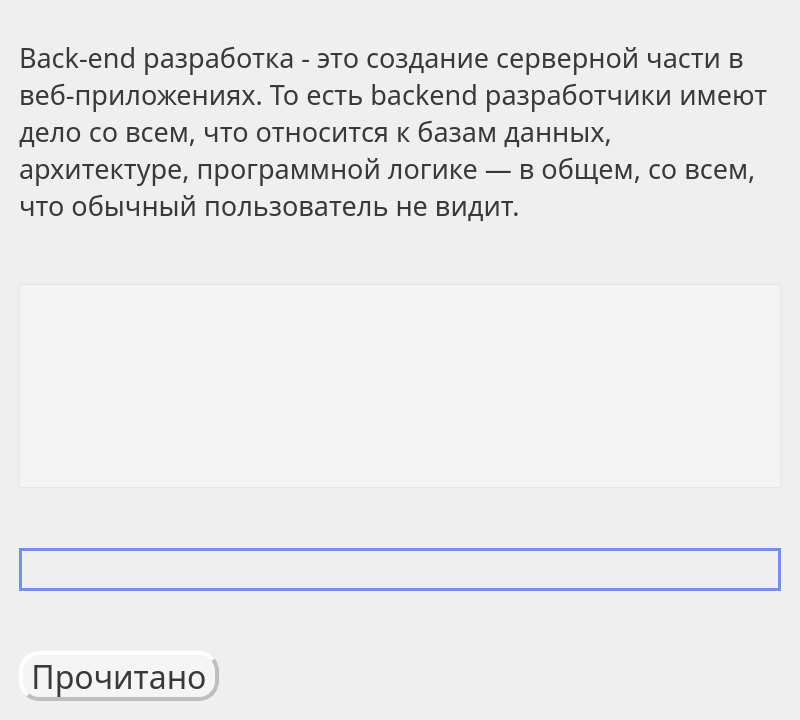
realeedd/techEng, file terms.ui: the form before one commit.
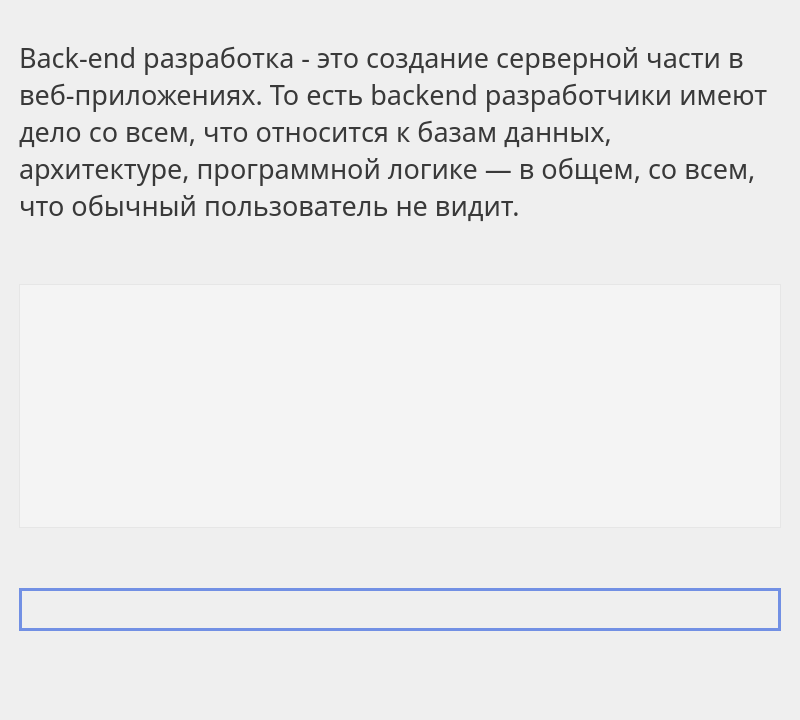
The form after the commit.

```diff
--- a/terms.ui
+++ b/terms.ui
@@ -84,6 +84,9 @@
         </item>
         <item>
          <layout class="QVBoxLayout" name="verticalLayout_2">
+          <property name="bottomMargin">
+           <number>30</number>
+          </property>
           <item>
            <widget class="QListWidget" name="wordList">
             <property name="font">
@@ -121,53 +124,24 @@
             </property>
            </widget>
           </item>
+          <item>
+           <spacer name="verticalSpacer">
+            <property name="orientation">
+             <enum>Qt::Vertical</enum>
+            </property>
+            <property name="sizeType">
+             <enum>QSizePolicy::Fixed</enum>
+            </property>
+            <property name="sizeHint" stdset="0">
+             <size>
+              <width>20</width>
+              <height>40</height>
+             </size>
+            </property>
+           </spacer>
+          </item>
          </layout>
         </item>
-        <item>
-         <widget class="QPushButton" name="readButton">
-          <property name="sizePolicy">
-           <sizepolicy hsizetype="Fixed" vsizetype="Fixed">
-            <horstretch>0</horstretch>
-            <verstretch>0</verstretch>
-           </sizepolicy>
-          </property>
-          <property name="minimumSize">
-           <size>
-            <width>200</width>
-            <height>50</height>
-           </size>
-          </property>
-          <property name="maximumSize">
-           <size>
-            <width>200</width>
-            <height>50</height>
-           </size>
-          </property>
-          <property name="font">
-           <font>
-            <family>Trebuchet MS</family>
-            <pointsize>24</pointsize>
-            <bold>false</bold>
-           </font>
-          </property>
-          <property name="styleSheet">
-           <string notr="true">QPushButton{background: rgba(255, 255, 255, 0.4);
-border-radius: 20px;
-border-style: outset;
- border-width: 4px;
-border-color:rgb(191, 191, 191);
-color:rgb(57, 57, 57);}
-
-QPushButton:pressed {
-background: rgba(234, 234, 234, 0.6);
-color:rgb(57, 57, 57);
-}</string>
-          </property>
-          <property name="text">
-           <string>Прочитано</string>
-          </property>
-         </widget>
-        </item>
        </layout>
       </item>
      </layout>
```
Left out of the diff: 1 changed line with no effect on the pictures.
